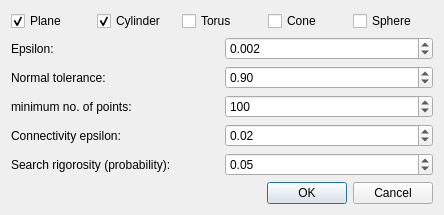
Above: Polyhedron/demo/Polyhedron/Polyhedron_demo_point_set_shape_detection_plugin.ui from CGAL/cgal before the change. Below: the same form after it.
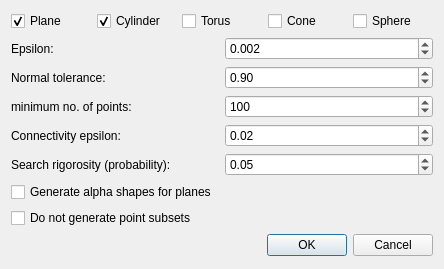
That is the form after the change.

Commit message: Dialog options (generate or not alphashapes/point subsets)

Diff of the .ui file:
```diff
--- a/Polyhedron/demo/Polyhedron/Polyhedron_demo_point_set_shape_detection_plugin.ui
+++ b/Polyhedron/demo/Polyhedron/Polyhedron_demo_point_set_shape_detection_plugin.ui
@@ -7,7 +7,7 @@
     <x>0</x>
     <y>0</y>
     <width>444</width>
-    <height>205</height>
+    <height>269</height>
    </rect>
   </property>
   <property name="windowTitle">
@@ -197,6 +197,20 @@
      </item>
     </layout>
    </item>
+   <item>
+    <widget class="QCheckBox" name="m_generate_alpha">
+     <property name="text">
+      <string>Generate alpha shapes for planes</string>
+     </property>
+    </widget>
+   </item>
+   <item>
+    <widget class="QCheckBox" name="m_do_not_generate_subset">
+     <property name="text">
+      <string>Do not generate point subsets</string>
+     </property>
+    </widget>
+   </item>
    <item>
     <widget class="QDialogButtonBox" name="buttonBox">
      <property name="orientation">
```
The commit also changes 1 other file.
